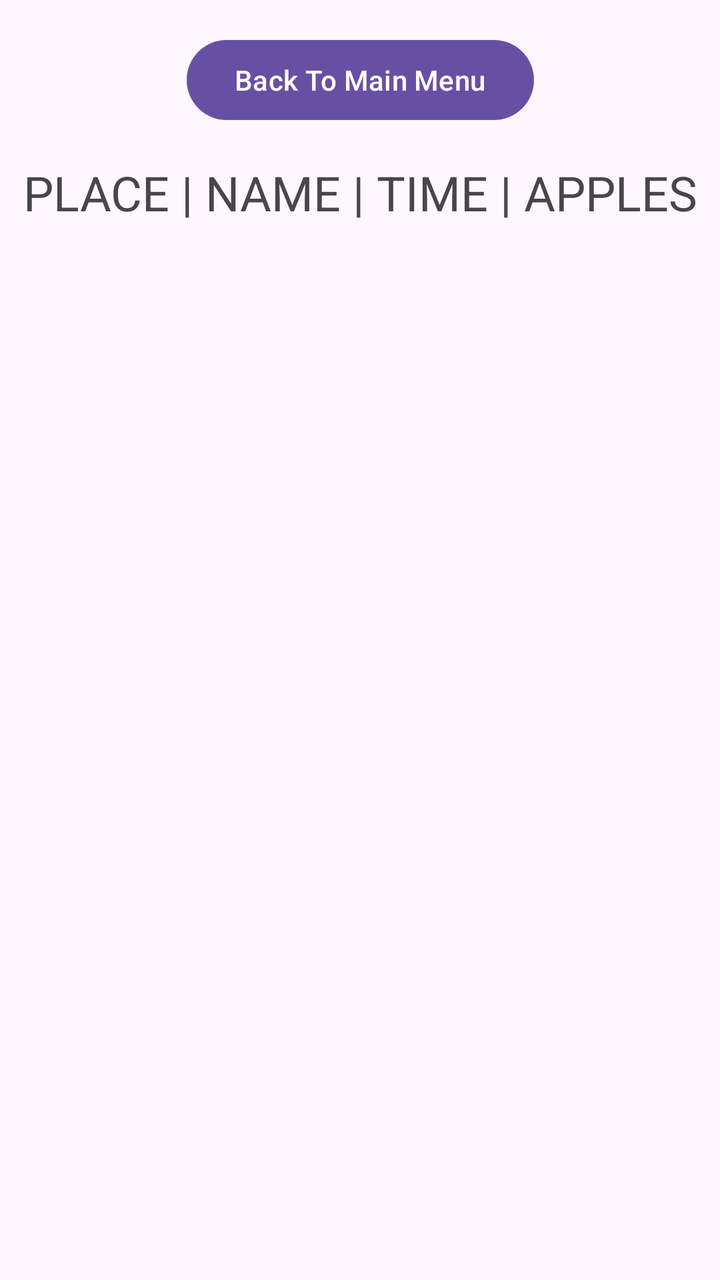
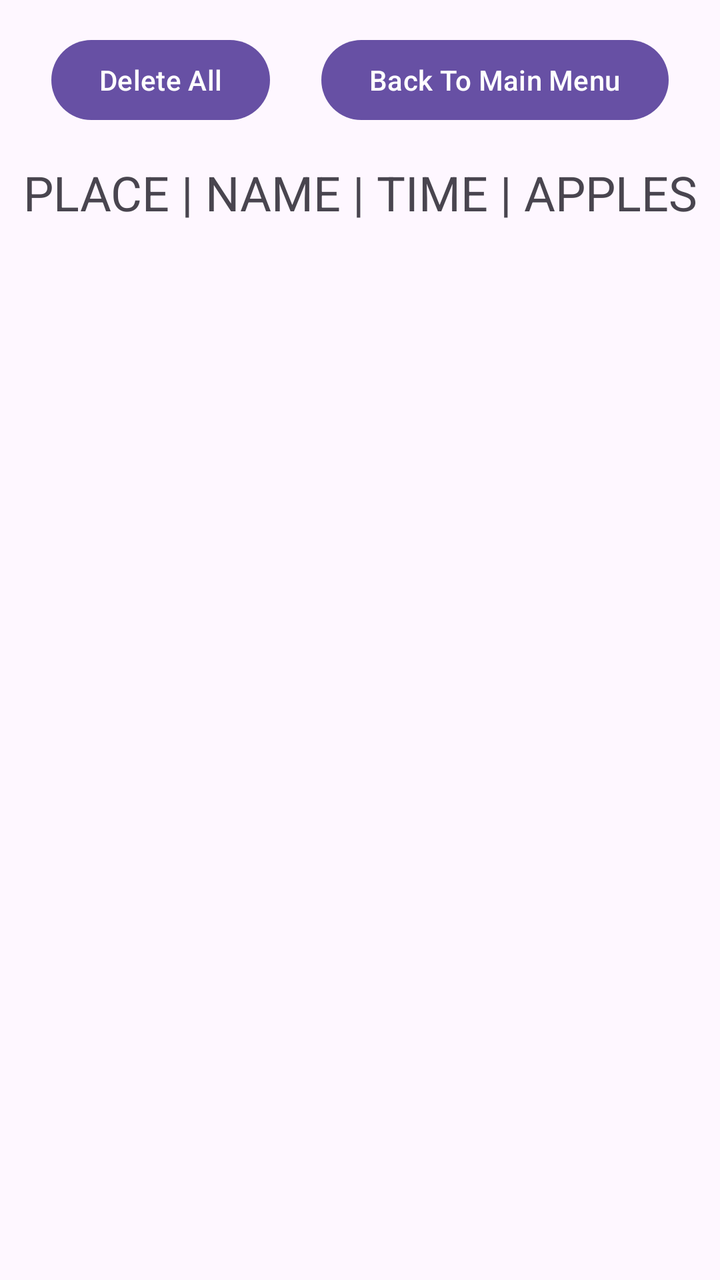

An Android layout rendered at two revisions. The XML below is the earlier revision; the diff shows what the commit changed to produce the second picture.
<!-- AndroidManifest.xml: application theme Theme.Final_Project_Uriya -->
<!-- res/layout/activity_leader_board.xml -->
<?xml version="1.0" encoding="utf-8"?>
<androidx.constraintlayout.widget.ConstraintLayout
    xmlns:android="http://schemas.android.com/apk/res/android"
    xmlns:app="http://schemas.android.com/apk/res-auto"
    xmlns:tools="http://schemas.android.com/tools"
    android:id="@+id/main"
    android:layout_width="match_parent"
    android:layout_height="match_parent"
    tools:context=".LeaderBoardActivity">

    <Button
        android:id="@+id/btnBackToMainMenuFromLeaderBoard"
        android:layout_width="wrap_content"
        android:layout_height="wrap_content"
        android:layout_marginTop="16dp"
        android:text="Back To Main Menu"
        app:layout_constraintTop_toTopOf="parent"
        app:layout_constraintStart_toStartOf="parent"
        app:layout_constraintEnd_toEndOf="parent"/>

    <TextView
        android:id="@+id/tvUpTop"
        android:layout_width="wrap_content"
        android:layout_height="wrap_content"
        android:layout_marginTop="16dp"
        android:text="PLACE | NAME | TIME | APPLES"
        android:textSize="24sp"
        app:layout_constraintTop_toBottomOf="@id/btnBackToMainMenuFromLeaderBoard"
        app:layout_constraintStart_toStartOf="parent"
        app:layout_constraintEnd_toEndOf="parent"/>

    <androidx.recyclerview.widget.RecyclerView
        android:id="@+id/recyclerView"
        android:layout_width="0dp"
        android:layout_height="0dp"
        android:layout_marginTop="16dp"
        app:layout_constraintTop_toBottomOf="@id/tvUpTop"
        app:layout_constraintBottom_toBottomOf="parent"
        app:layout_constraintStart_toStartOf="parent"
        app:layout_constraintEnd_toEndOf="parent"/>

</androidx.constraintlayout.widget.ConstraintLayout>
<!-- resources referenced by this layout -->
<resources>
  <style name="Theme.Final_Project_Uriya" parent="Base.Theme.Final_Project_Uriya" />
  <style name="Base.Theme.Final_Project_Uriya" parent="Theme.Material3.DayNight.NoActionBar">
          
          
      </style>
</resources>

<!-- the commit's change to res/layout/activity_leader_board.xml (unified diff, before → after) -->
@@ -9,13 +9,23 @@
     tools:context=".LeaderBoardActivity">
 
     <Button
+        android:id="@+id/btnDeleteDB"
+        android:layout_width="wrap_content"
+        android:layout_height="wrap_content"
+        android:text="Delete All"
+        android:layout_marginTop="16dp"
+        app:layout_constraintEnd_toStartOf="@+id/btnBackToMainMenuFromLeaderBoard"
+        app:layout_constraintStart_toStartOf="parent"
+        app:layout_constraintTop_toTopOf="parent" />
+
+    <Button
         android:id="@+id/btnBackToMainMenuFromLeaderBoard"
         android:layout_width="wrap_content"
         android:layout_height="wrap_content"
         android:layout_marginTop="16dp"
         android:text="Back To Main Menu"
         app:layout_constraintTop_toTopOf="parent"
-        app:layout_constraintStart_toStartOf="parent"
+        app:layout_constraintStart_toEndOf="@+id/btnDeleteDB"
         app:layout_constraintEnd_toEndOf="parent"/>
 
     <TextView
